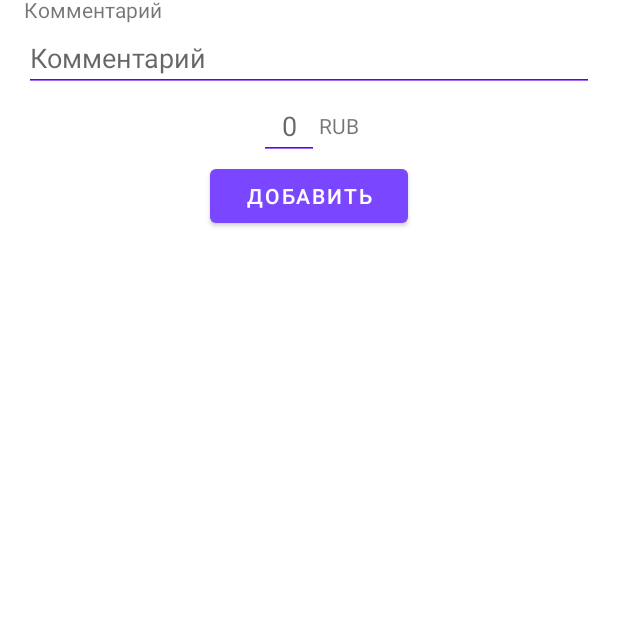
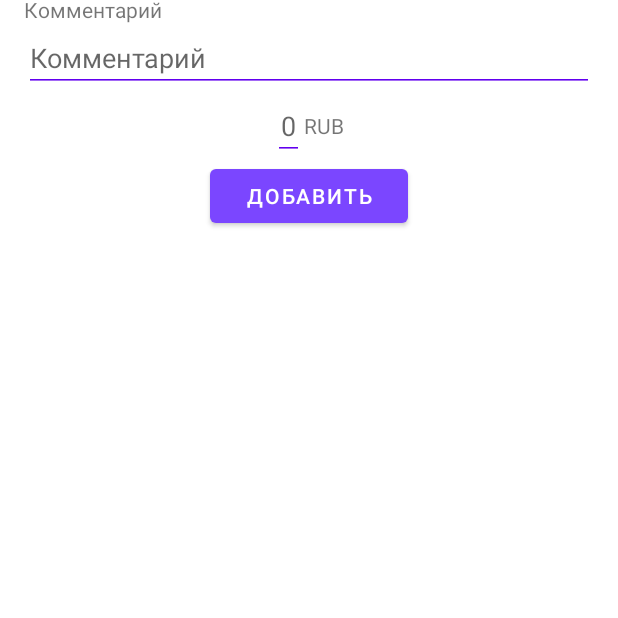
Before and after one commit to Erority/MyCash, an Android app: the AddCostsFragment screen opened directly, with no data from a screen before it, on a phone screen of 412 x 824 dp, the part 605-1223 px from its top. Run offline under Robolectric (Android 15) with nearby library versions, the phone set to English and light mode, and no system bars.

Commit message:
fix add expenses and incomes

```diff
--- a/app/src/main/res/layout/fragment_add_costs.xml
+++ b/app/src/main/res/layout/fragment_add_costs.xml
@@ -76,7 +76,7 @@
             <EditText
                 android:id="@+id/editTextCost"
                 android:inputType="number"
-                android:layout_width="40dp"
+                android:layout_width="wrap_content"
                 android:layout_height="wrap_content"
                 android:backgroundTint="@color/purple_500"
                 android:hint="0"
--- a/app/src/main/res/layout/fragment_add_incomes.xml
+++ b/app/src/main/res/layout/fragment_add_incomes.xml
@@ -75,7 +75,7 @@
 
             <EditText
                 android:id="@+id/editTextCost"
-                android:layout_width="40dp"
+                android:layout_width="wrap_content"
                 android:layout_height="wrap_content"
                 android:backgroundTint="@color/purple_500"
                 android:hint="0"
```
